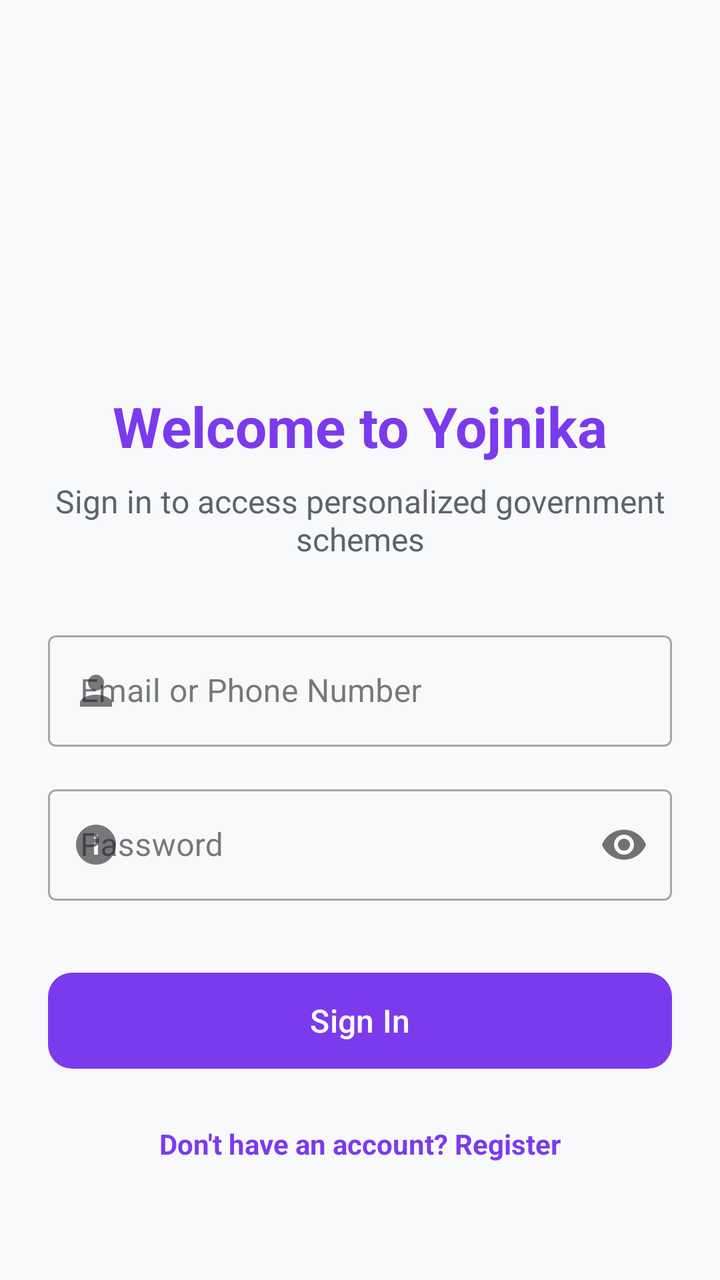
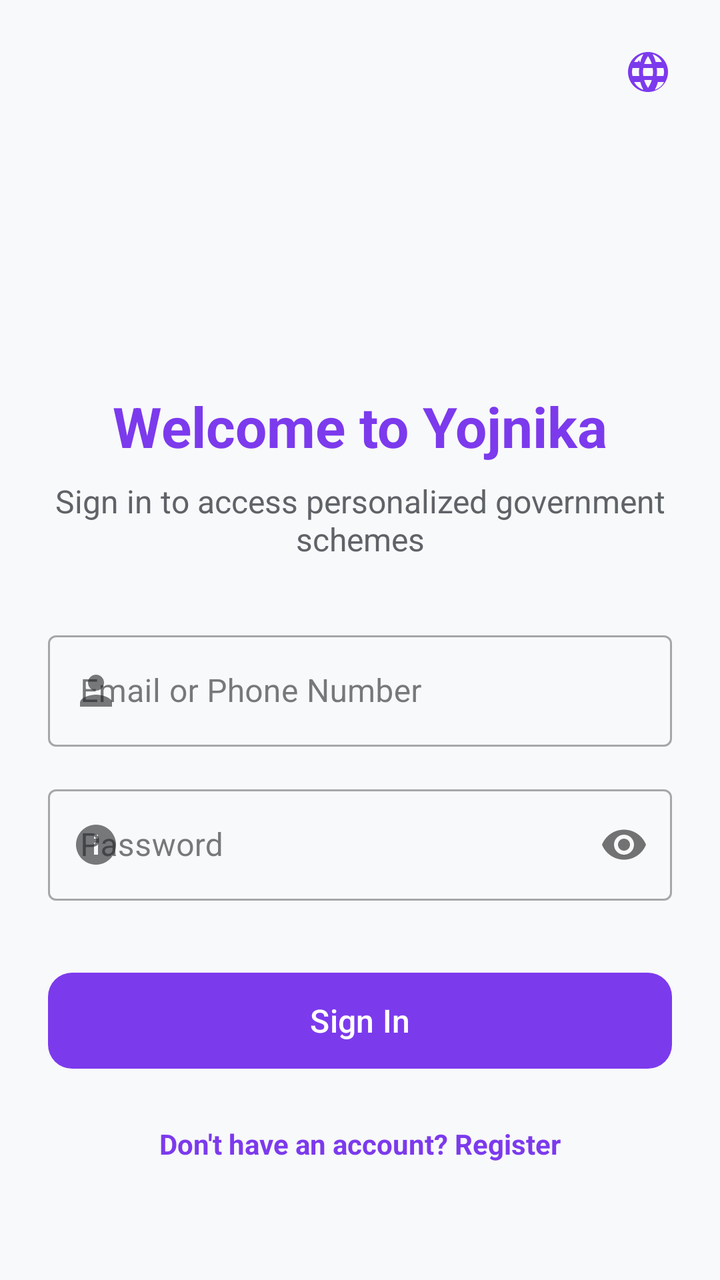

An Android layout rendered at two revisions. The XML below is the earlier revision; the diff shows what the commit changed to produce the second picture.
<!-- AndroidManifest.xml: activity theme Theme.Yojnika -->
<!-- res/layout/activity_login.xml -->
<?xml version="1.0" encoding="utf-8"?>
<androidx.coordinatorlayout.widget.CoordinatorLayout xmlns:android="http://schemas.android.com/apk/res/android"
    xmlns:app="http://schemas.android.com/apk/res-auto"
    android:layout_width="match_parent"
    android:layout_height="match_parent"
    android:background="@color/background">

    <androidx.core.widget.NestedScrollView
        android:layout_width="match_parent"
        android:layout_height="match_parent"
        android:fillViewport="true">

        <LinearLayout
            android:layout_width="match_parent"
            android:layout_height="wrap_content"
            android:gravity="center"
            android:orientation="vertical"
            android:padding="24dp">

            <ImageView
                android:layout_width="120dp"
                android:layout_height="120dp"
                android:layout_marginBottom="24dp"
                android:src="@mipmap/ic_launcher_round"
                android:contentDescription="Logo" />

            <TextView
                android:layout_width="wrap_content"
                android:layout_height="wrap_content"
                android:text="@string/login_title"
                android:textColor="@color/primary"
                android:textSize="28sp"
                android:textStyle="bold" />

            <TextView
                android:layout_width="wrap_content"
                android:layout_height="wrap_content"
                android:layout_marginTop="8dp"
                android:layout_marginBottom="32dp"
                android:gravity="center"
                android:text="@string/login_subtitle"
                android:textColor="@color/text_secondary"
                android:textSize="16sp" />

            <com.google.android.material.textfield.TextInputLayout
                android:id="@+id/tilEmail"
                style="@style/Widget.MaterialComponents.TextInputLayout.OutlinedBox"
                android:layout_width="match_parent"
                android:layout_height="wrap_content"
                android:layout_marginBottom="16dp"
                android:hint="@string/email_or_phone"
                app:startIconDrawable="@drawable/ic_profile">

                <com.google.android.material.textfield.TextInputEditText
                    android:id="@+id/etEmail"
                    android:layout_width="match_parent"
                    android:layout_height="wrap_content"
                    android:inputType="textEmailAddress" />
            </com.google.android.material.textfield.TextInputLayout>

            <com.google.android.material.textfield.TextInputLayout
                android:id="@+id/tilPassword"
                style="@style/Widget.MaterialComponents.TextInputLayout.OutlinedBox"
                android:layout_width="match_parent"
                android:layout_height="wrap_content"
                android:layout_marginBottom="32dp"
                android:hint="@string/password"
                app:passwordToggleEnabled="true"
                app:startIconDrawable="@drawable/ic_info">

                <com.google.android.material.textfield.TextInputEditText
                    android:id="@+id/etPassword"
                    android:layout_width="match_parent"
                    android:layout_height="wrap_content"
                    android:inputType="textPassword" />
            </com.google.android.material.textfield.TextInputLayout>

            <com.google.android.material.button.MaterialButton
                android:id="@+id/btnLogin"
                android:layout_width="match_parent"
                android:layout_height="56dp"
                android:text="@string/login_button"
                android:textSize="16sp"
                app:cornerRadius="12dp" />

            <TextView
                android:id="@+id/tvRegister"
                android:layout_width="wrap_content"
                android:layout_height="wrap_content"
                android:layout_marginTop="16dp"
                android:padding="8dp"
                android:text="@string/dont_have_account"
                android:textColor="@color/primary"
                android:textStyle="bold" />

        </LinearLayout>
    </androidx.core.widget.NestedScrollView>

</androidx.coordinatorlayout.widget.CoordinatorLayout>
<!-- resources referenced by this layout -->
<resources>
  <color name="background">#F8F9FA</color>
  <color name="primary">#7C3AED</color>
  <color name="text_secondary">#5F6368</color>
  <!-- drawable ic_info (drawable) -->
  <?xml version="1.0" encoding="utf-8"?>
  <vector xmlns:android="http://schemas.android.com/apk/res/android"
      android:width="24dp"
      android:height="24dp"
      android:viewportWidth="24"
      android:viewportHeight="24">
      <path
          android:fillColor="@color/primary"
          android:pathData="M12,2C6.48,2 2,6.48 2,12s4.48,10 10,10 10,-4.48 10,-10S17.52,2 12,2zm1,15h-2v-6h2v6zm0,-8h-2V7h2v2z" />
  </vector>
  <!-- drawable ic_profile (drawable) -->
  <?xml version="1.0" encoding="utf-8"?>
  <vector xmlns:android="http://schemas.android.com/apk/res/android"
      android:width="24dp"
      android:height="24dp"
      android:viewportWidth="24"
      android:viewportHeight="24">
      <path
          android:fillColor="#FF000000"
          android:pathData="M12,12c2.21,0 4,-1.79 4,-4s-1.79,-4 -4,-4 -4,1.79 -4,4 1.79,4 4,4zm0,2c-2.67,0 -8,1.34 -8,4v2h16v-2c0,-2.66 -5.33,-4 -8,-4z" />
  </vector>
  <string name="dont_have_account">Don\'t have an account? Register</string>
  <string name="email_or_phone">Email or Phone Number</string>
  <string name="login_button">Sign In</string>
  <string name="login_subtitle">Sign in to access personalized government schemes</string>
  <string name="login_title">Welcome to Yojnika</string>
  <string name="password">Password</string>
  <color name="primary_dark">#5B21B6</color>
  <color name="on_primary">#FFFFFF</color>
  <color name="secondary">#34A853</color>
  <color name="secondary_dark">#1E8E3E</color>
  <color name="on_secondary">#FFFFFF</color>
  <color name="surface">#FFFFFF</color>
  <color name="text_primary">#202124</color>
  <!-- unchanged entries left out for length: 2 -->
</resources>

<!-- the commit's change to res/layout/activity_login.xml (unified diff, before → after) -->
@@ -96,4 +96,15 @@
         </LinearLayout>
     </androidx.core.widget.NestedScrollView>
 
+    <com.google.android.material.imageview.ShapeableImageView
+        android:id="@+id/btnLanguage"
+        android:layout_width="40dp"
+        android:layout_height="40dp"
+        android:layout_gravity="top|end"
+        android:layout_margin="16dp"
+        android:background="?attr/selectableItemBackgroundBorderless"
+        android:padding="8dp"
+        android:src="@drawable/ic_language"
+        app:tint="@color/primary" />
+
 </androidx.coordinatorlayout.widget.CoordinatorLayout>
<!-- resource entries referenced after the edit -->
@@ -13,6 +13,16 @@
       <path
           android:fillColor="@color/primary"
           android:pathData="M12,2C6.48,2 2,6.48 2,12s4.48,10 10,10 10,-4.48 10,-10S17.52,2 12,2zm1,15h-2v-6h2v6zm0,-8h-2V7h2v2z" />
+  </vector>
+  <!-- drawable ic_language (drawable) -->
+  <vector xmlns:android="http://schemas.android.com/apk/res/android"
+      android:width="24dp"
+      android:height="24dp"
+      android:viewportWidth="24"
+      android:viewportHeight="24">
+      <path
+          android:fillColor="#000000"
+          android:pathData="M11.99,2C6.47,2 2,6.48 2,12s4.47,10 9.99,10C17.52,22 22,17.52 22,12S17.52,2 11.99,2zM18.91,7h-3.08c-0.33,-1.42 -0.87,-2.74 -1.57,-3.94 2.05,0.7 3.8,2.1 4.65,3.94zM12,4.04c0.83,1.2 1.48,2.53 1.91,3.96h-3.82c0.43,-1.43 1.08,-2.76 1.91,-3.96zM4.26,14C4.1,13.36 4,12.69 4,12s0.1,-1.36 0.26,-2h3.38c-0.08,0.66 -0.14,1.32 -0.14,2 0,0.68 0.06,1.34 0.14,2L4.26,14zM4.26,10h3.38c0.08,-0.66 0.14,-1.32 0.14,-2 0,-0.68 -0.06,-1.34 -0.14,-2L4.26,10zM5.09,17h3.08c0.33,1.42 0.87,2.74 1.57,3.94 -2.05,-0.7 -3.8,-2.1 -4.65,-3.94zM5.09,7c0.85,-1.84 2.6,-3.24 4.65,-3.94 -0.7,1.2 -1.24,2.52 -1.57,3.94L5.09,7zM12,19.96c-0.83,-1.2 -1.48,-2.53 -1.91,-3.96h3.82c-0.43,1.43 -1.08,2.76 -1.91,3.96zM14.34,14L9.66,14c-0.09,-0.66 -0.16,-1.32 -0.16,-2 0,-0.68 0.07,-1.35 0.16,-2h4.68c0.09,0.65 0.16,1.32 0.16,2 0,0.68 -0.07,1.34 -0.16,2zM15.35,20.94c0.7,-1.2 1.24,-2.52 1.57,-3.94h3.08c-0.85,1.84 -2.6,3.24 -4.65,3.94zM16.36,14c0.08,-0.66 0.14,-1.32 0.14,-2 0,-0.68 -0.06,-1.34 -0.14,-2h3.38c0.16,0.64 0.26,1.31 0.26,2s-0.1,1.36 -0.26,2h-3.38z" />
   </vector>
   <!-- drawable ic_profile (drawable) -->
   <?xml version="1.0" encoding="utf-8"?>
